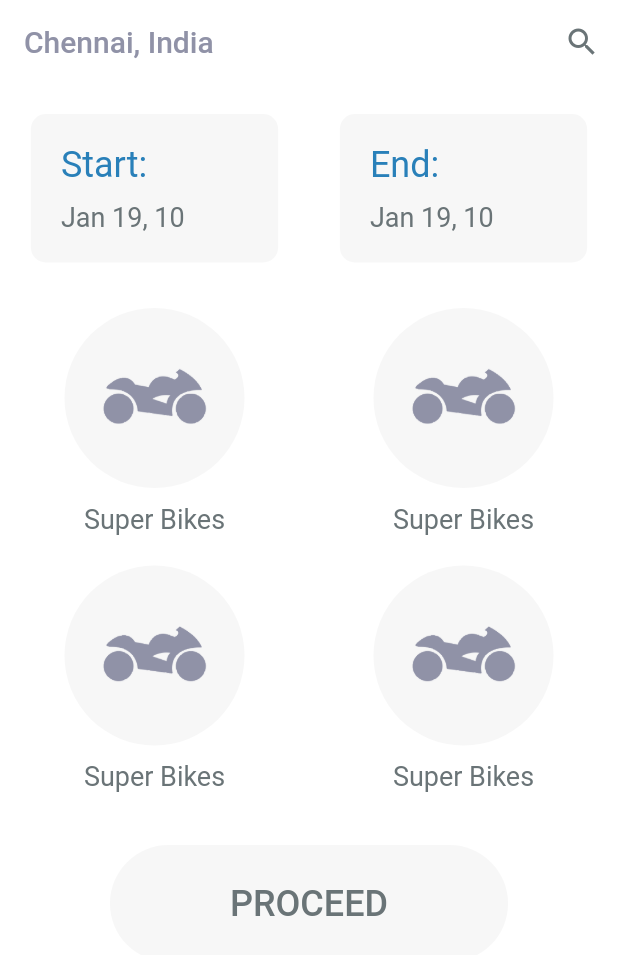
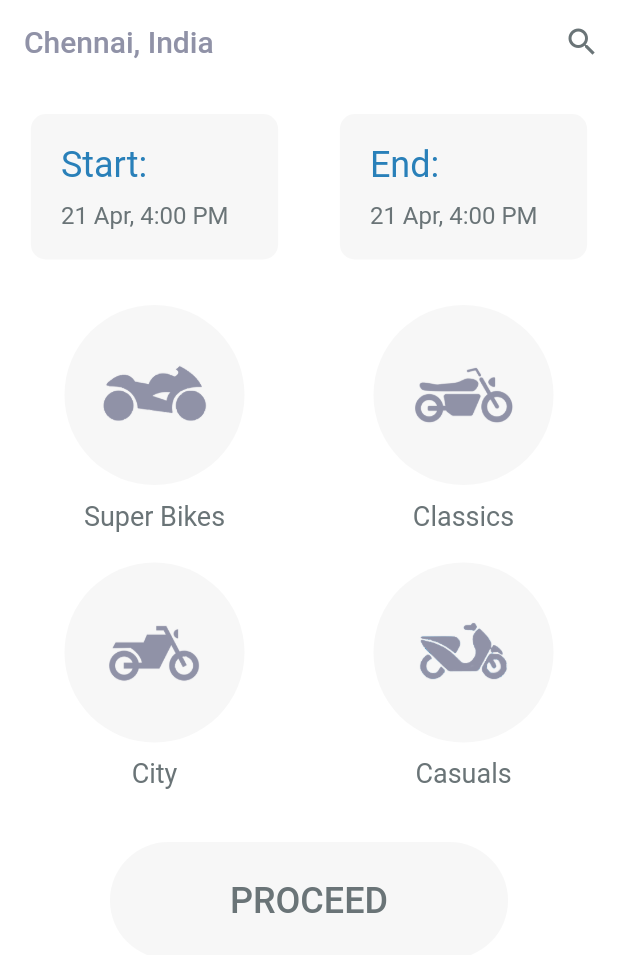
Before and after one commit to codingbbq/bike_rental_app, a Flutter app: the screen it shows after launch, on a phone screen of 412 x 824 dp. Shown: the top 955 px of the screen. Run offline on Flutter 3.47's test engine with Material 2 defaults, Android fonts, the phone set to English and light mode, and no system bars.

Commit message:
Folder structure, routes and dynamic selection menu

```diff
--- a/lib/components/bike_type_selection.dart
+++ b/lib/components/bike_type_selection.dart
@@ -1,10 +1,11 @@
+import 'package:bike_rental_app/models/bike_selection.dart';
 import 'package:flutter/material.dart';
 
 class BikeTypeMenuItem extends StatelessWidget {
 
-  final String category;
+  final BikeSelection bike;
 
-  BikeTypeMenuItem({ this.category });
+  BikeTypeMenuItem({ this.bike });
 
   @override
   Widget build(BuildContext context) {
@@ -24,14 +25,14 @@ class BikeTypeMenuItem extends StatelessWidget {
             child: Padding(
               padding: const EdgeInsets.all(20.0),
               child: Image.asset(
-                "assets/images/super_bike.png"
+                bike.img
               ),
             )
           ),
         ),
         SizedBox(height: 10.0,),
         Text(
-          "Super Bikes",
+          bike.bike,
           style: TextStyle(
             color: Theme.of(context).accentColor,
             fontSize: 18.0
--- a/lib/components/date_selector.dart
+++ b/lib/components/date_selector.dart
@@ -41,7 +41,7 @@ class DateSelectorComponent extends StatelessWidget {
       );
 
       if(timePicked != null && timePicked != _time) {
-        print('Time selected: ${_time.toString()}');
+        _time = _time.replacing(hour: _time.hourOfPeriod);
       }
     }
 
@@ -75,10 +75,11 @@ class DateSelectorComponent extends StatelessWidget {
             },
             child: Text(
               //'${_date.toString()} ${_time.toString()}',
-              '${DateFormat.MMMd().format(_date)}, ${_time.hour.toString()}',
+              // '${DateFormat.MMMd().format(_date)}, ${_time.toString()} ${_time.period}',
+              "21 Apr, 4:00 PM",
               style: TextStyle(
                 color: Theme.of(context).accentColor,
-                fontSize: 18.0
+                fontSize: 16.0
               ),
             ),
           )
--- a/lib/main.dart
+++ b/lib/main.dart
@@ -1,6 +1,6 @@
+import 'package:bike_rental_app/routes/routes.dart';
 import 'package:bike_rental_app/theme/style.dart';
 import 'package:flutter/material.dart';
-import 'package:bike_rental_app/screens/landing_page/bike_rental.dart';
 
 
 void main() => runApp(BikeRentalApp());
@@ -11,7 +11,8 @@ class BikeRentalApp extends StatelessWidget {
     return MaterialApp(
       debugShowCheckedModeBanner: false,
       theme: appTheme(),
-      home: BikeRental(),
+      initialRoute: "/",
+      routes: routes,
     );
   }
 }
--- /dev/null
+++ b/lib/models/bike_selection.dart
@@ -0,0 +1,44 @@
+class BikeSelection{
+
+  final int id;
+  final String bike;
+  final String img;
+
+  BikeSelection({
+    this.id,
+    this.bike,
+    this.img
+  });
+
+}
+
+final BikeSelection superbike = BikeSelection(
+  id: 1,
+  bike: "Super Bikes",
+  img: "assets/images/super_bike.png"
+);
+
+final BikeSelection classics = BikeSelection(
+  id: 2,
+  bike: "Classics",
+  img: "assets/images/classics.png"
+);
+
+final BikeSelection city = BikeSelection(
+  id: 3,
+  bike: "City",
+  img: "assets/images/city.png"
+);
+
+final BikeSelection casuals = BikeSelection(
+  id: 4,
+  bike: "Casuals",
+  img: "assets/images/casuals.png"
+);
+
+List<BikeSelection> bikes = [
+  superbike,
+  classics,
+  city,
+  casuals
+];
--- /dev/null
+++ b/lib/routes/routes.dart
@@ -0,0 +1,10 @@
+import 'package:bike_rental_app/screens/bike_page/bike.dart';
+import 'package:bike_rental_app/screens/landing_page/bike_rental.dart';
+import 'package:bike_rental_app/screens/searchbike_page/search_bike.dart';
+import 'package:flutter/material.dart';
+
+final Map<String, WidgetBuilder> routes = <String, WidgetBuilder>{
+  '/': (BuildContext context) => BikeRental(),
+  "/searchbikelist": (BuildContext context) => SearchBikeList(),
+  "/bike": (BuildContext context) => Bike(),
+};
--- /dev/null
+++ b/lib/screens/bike_page/bike.dart
@@ -0,0 +1,10 @@
+import 'package:flutter/material.dart';
+
+class Bike extends StatelessWidget {
+  @override
+  Widget build(BuildContext context) {
+    return Container(
+      child: Text("Bike")
+    );
+  }
+}
--- a/lib/screens/landing_page/bike_rental.dart
+++ b/lib/screens/landing_page/bike_rental.dart
@@ -1,4 +1,5 @@
 import 'package:bike_rental_app/components/bike_type_selection.dart';
+import 'package:bike_rental_app/models/bike_selection.dart';
 import "package:flutter/material.dart";
 import 'package:bike_rental_app/components/date_selector.dart';
 
@@ -38,16 +39,7 @@ class BikeRental extends StatelessWidget {
               shrinkWrap: true,
               crossAxisCount: 2,
               mainAxisSpacing: 0,
-              children: <Widget>[
-                // Super Bikes
-                BikeTypeMenuItem(category: "super_bikes"),
-                // Classics
-                BikeTypeMenuItem(category: "classics"),
-                // Casuals
-                BikeTypeMenuItem(category: "casuals"),
-                // City
-                BikeTypeMenuItem(category: "city"),
-              ],
+              children: bikes.map((b) => BikeTypeMenuItem(bike: b)).toList()
             ),
             SizedBox(height: 25),
             FlatButton(
--- /dev/null
+++ b/lib/screens/searchbike_page/search_bike.dart
@@ -0,0 +1,10 @@
+import 'package:flutter/material.dart';
+
+class SearchBikeList extends StatelessWidget {
+  @override
+  Widget build(BuildContext context) {
+    return Container(
+      child: Text("Search Bike"),
+    );
+  }
+}
```
